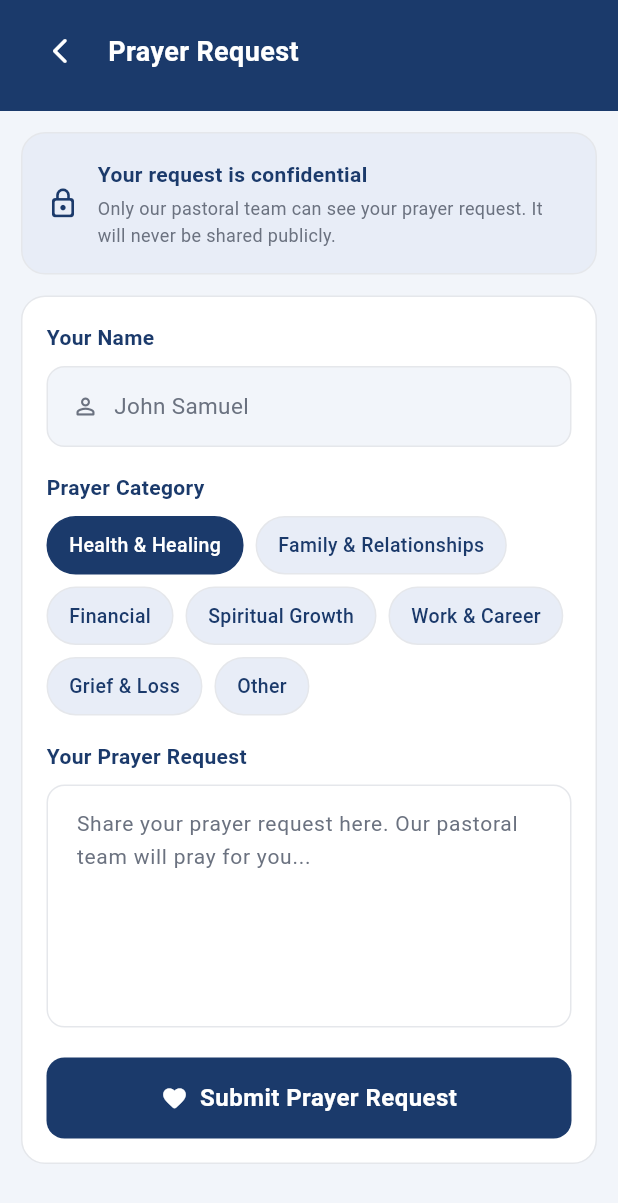
After one commit to RAJ3SHJ/TempleApp, a Flutter app: the PrayerRequestScreen screen opened directly, on a phone screen of 412 x 824 dp. The commit adds this screen. Shown: the top 1203 px of the screen. Run offline on Flutter 3.47's test engine with Material 3 defaults, Android fonts, the light colour scheme and no system bars.

Commit message:
Add Module 5 - Prayer Request screen

```diff
--- /dev/null
+++ b/lib/screens/member/prayer_request_screen.dart
@@ -0,0 +1,403 @@
+import 'package:flutter/material.dart';
+import '../../theme/app_theme.dart';
+
+class PrayerRequestScreen extends StatefulWidget {
+  const PrayerRequestScreen({super.key});
+
+  @override
+  State<PrayerRequestScreen> createState() => _PrayerRequestScreenState();
+}
+
+class _PrayerRequestScreenState extends State<PrayerRequestScreen> {
+  final _formKey = GlobalKey<FormState>();
+  final _requestController = TextEditingController();
+  String _selectedCategory = 'Health & Healing';
+  bool _isSubmitting = false;
+  bool _isSubmitted = false;
+
+  final List<String> _categories = [
+    'Health & Healing',
+    'Family & Relationships',
+    'Financial',
+    'Spiritual Growth',
+    'Work & Career',
+    'Grief & Loss',
+    'Other',
+  ];
+
+  @override
+  void dispose() {
+    _requestController.dispose();
+    super.dispose();
+  }
+
+  void _submitRequest() async {
+    if (!_formKey.currentState!.validate()) return;
+    setState(() => _isSubmitting = true);
+    await Future.delayed(const Duration(seconds: 2));
+    if (mounted) {
+      setState(() {
+        _isSubmitting = false;
+        _isSubmitted = true;
+      });
+    }
+  }
+
+  void _resetForm() {
+    setState(() {
+      _isSubmitted = false;
+      _requestController.clear();
+      _selectedCategory = 'Health & Healing';
+    });
+  }
+
+  @override
+  Widget build(BuildContext context) {
+    return Scaffold(
+      backgroundColor: AppTheme.background,
+      body: Column(
+        children: [
+          _buildHeader(),
+          Expanded(
+            child: _isSubmitted ? _buildSuccessState() : _buildForm(),
+          ),
+        ],
+      ),
+    );
+  }
+
+  Widget _buildHeader() {
+    return Container(
+      color: AppTheme.navy,
+      padding: EdgeInsets.only(
+        top: MediaQuery.of(context).padding.top + 10,
+        bottom: 16,
+        left: 16,
+        right: 16,
+      ),
+      child: Row(
+        children: [
+          IconButton(
+            onPressed: () => Navigator.pop(context),
+            icon: const Icon(
+              Icons.arrow_back_ios_new_rounded,
+              color: AppTheme.white,
+              size: 20,
+            ),
+            padding: EdgeInsets.zero,
+          ),
+          const SizedBox(width: 8),
+          const Text(
+            'Prayer Request',
+            style: TextStyle(
+              fontSize: 18,
+              fontWeight: FontWeight.w600,
+              color: AppTheme.white,
+            ),
+          ),
+        ],
+      ),
+    );
+  }
+
+  Widget _buildForm() {
+    return SingleChildScrollView(
+      padding: const EdgeInsets.all(14),
+      child: Form(
+        key: _formKey,
+        child: Column(
+          children: [
+            // Info card
+            Container(
+              decoration: BoxDecoration(
+                color: AppTheme.navyLight,
+                borderRadius: BorderRadius.circular(16),
+                border: Border.all(color: AppTheme.border),
+              ),
+              padding: const EdgeInsets.all(16),
+              child: const Row(
+                children: [
+                  Icon(Icons.lock_outline_rounded,
+                      color: AppTheme.navy, size: 22),
+                  SizedBox(width: 12),
+                  Expanded(
+                    child: Column(
+                      crossAxisAlignment: CrossAxisAlignment.start,
+                      children: [
+                        Text(
+                          'Your request is confidential',
+                          style: TextStyle(
+                            fontSize: 14,
+                            fontWeight: FontWeight.w600,
+                            color: AppTheme.navy,
+                          ),
+                        ),
+                        SizedBox(height: 3),
+                        Text(
+                          'Only our pastoral team can see your prayer request. It will never be shared publicly.',
+                          style: TextStyle(
+                            fontSize: 12,
+                            color: AppTheme.textSecondary,
+                            height: 1.5,
+                          ),
+                        ),
+                      ],
+                    ),
+                  ),
+                ],
+              ),
+            ),
+            const SizedBox(height: 14),
+
+            // Form card
+            Container(
+              decoration: BoxDecoration(
+                color: AppTheme.white,
+                borderRadius: BorderRadius.circular(16),
+                border: Border.all(color: AppTheme.border),
+              ),
+              padding: const EdgeInsets.all(16),
+              child: Column(
+                crossAxisAlignment: CrossAxisAlignment.start,
+                children: [
+                  // Name (read only)
+                  const Text(
+                    'Your Name',
+                    style: TextStyle(
+                      fontSize: 14,
+                      fontWeight: FontWeight.w600,
+                      color: AppTheme.navy,
+                    ),
+                  ),
+                  const SizedBox(height: 8),
+                  Container(
+                    padding: const EdgeInsets.symmetric(
+                        horizontal: 16, vertical: 14),
+                    decoration: BoxDecoration(
+                      color: AppTheme.background,
+                      borderRadius: BorderRadius.circular(12),
+                      border: Border.all(color: AppTheme.border),
+                    ),
+                    child: const Row(
+                      children: [
+                        Icon(Icons.person_outline_rounded,
+                            size: 18, color: AppTheme.textSecondary),
+                        SizedBox(width: 10),
+                        Text(
+                          'John Samuel',
+                          style: TextStyle(
+                            fontSize: 15,
+                            color: AppTheme.textSecondary,
+                          ),
+                        ),
+                      ],
+                    ),
+                  ),
+                  const SizedBox(height: 16),
+
+                  // Category
+                  const Text(
+                    'Prayer Category',
+                    style: TextStyle(
+                      fontSize: 14,
+                      fontWeight: FontWeight.w600,
+                      color: AppTheme.navy,
+                    ),
+                  ),
+                  const SizedBox(height: 8),
+                  Wrap(
+                    spacing: 8,
+                    runSpacing: 8,
+                    children: _categories.map((category) {
+                      final isSelected = _selectedCategory == category;
+                      return GestureDetector(
+                        onTap: () =>
+                            setState(() => _selectedCategory = category),
+                        child: AnimatedContainer(
+                          duration: const Duration(milliseconds: 200),
+                          padding: const EdgeInsets.symmetric(
+                              horizontal: 14, vertical: 8),
+                          decoration: BoxDecoration(
+                            color: isSelected
+                                ? AppTheme.navy
+                                : AppTheme.navyLight,
+                            borderRadius: BorderRadius.circular(20),
+                            border: Border.all(
+                              color: isSelected
+                                  ? AppTheme.navy
+                                  : AppTheme.border,
+                            ),
+                          ),
+                          child: Text(
+                            category,
+                            style: TextStyle(
+                              fontSize: 13,
+                              fontWeight: FontWeight.w500,
+                              color: isSelected
+                                  ? AppTheme.white
+                                  : AppTheme.navy,
+                            ),
+                          ),
+                        ),
+                      );
+                    }).toList(),
+                  ),
+                  const SizedBox(height: 16),
+
+                  // Prayer request text
+                  const Text(
+                    'Your Prayer Request',
+                    style: TextStyle(
+                      fontSize: 14,
+                      fontWeight: FontWeight.w600,
+                      color: AppTheme.navy,
+                    ),
+                  ),
+                  const SizedBox(height: 8),
+                  TextFormField(
+                    controller: _requestController,
+                    maxLines: 6,
+                    decoration: const InputDecoration(
+                      hintText:
+                          'Share your prayer request here. Our pastoral team will pray for you...',
+                      hintStyle: TextStyle(
+                        fontSize: 14,
+                        color: AppTheme.textSecondary,
+                      ),
+                      alignLabelWithHint: true,
+                    ),
+                    style: const TextStyle(
+                      fontSize: 14,
+                      height: 1.6,
+                    ),
+                    validator: (value) {
+                      if (value == null || value.trim().isEmpty) {
+                        return 'Please enter your prayer request';
+                      }
+                      if (value.trim().length < 10) {
+                        return 'Please provide more details';
+                      }
+                      return null;
+                    },
+                  ),
+                  const SizedBox(height: 20),
+
+                  // Submit button
+                  ElevatedButton(
+                    onPressed: _isSubmitting ? null : _submitRequest,
+                    child: _isSubmitting
+                        ? const SizedBox(
+                            height: 22,
+                            width: 22,
+                            child: CircularProgressIndicator(
+                              color: AppTheme.white,
+                              strokeWidth: 2.5,
+                            ),
+                          )
+                        : const Row(
+                            mainAxisAlignment: MainAxisAlignment.center,
+                            children: [
+                              Icon(Icons.favorite_rounded, size: 18),
+                              SizedBox(width: 8),
+                              Text('Submit Prayer Request'),
+                            ],
+                          ),
+                  ),
+                ],
+              ),
+            ),
+          ],
+        ),
+      ),
+    );
+  }
+
+  Widget _buildSuccessState() {
+    return Center(
+      child: Padding(
+        padding: const EdgeInsets.all(32),
+        child: Column(
+          mainAxisAlignment: MainAxisAlignment.center,
+          children: [
+            Container(
+              width: 90,
+              height: 90,
+              decoration: BoxDecoration(
+                color: AppTheme.successLight,
+                shape: BoxShape.circle,
+              ),
+              child: const Icon(
+                Icons.favorite_rounded,
+                size: 44,
+                color: AppTheme.success,
+              ),
+            ),
+            const SizedBox(height: 24),
+            const Text(
+              'Prayer Request Submitted',
+              style: TextStyle(
+                fontSize: 22,
+                fontWeight: FontWeight.w700,
+                color: AppTheme.navy,
+              ),
+              textAlign: TextAlign.center,
+            ),
+            const SizedBox(height: 12),
+            const Text(
+              'Our pastoral team has received your prayer request. You are in our prayers.',
+              style: TextStyle(
+                fontSize: 15,
+                color: AppTheme.textSecondary,
+                height: 1.65,
+              ),
+              textAlign: TextAlign.center,
+            ),
+            const SizedBox(height: 12),
+            Container(
+              padding: const EdgeInsets.all(16),
+              decoration: BoxDecoration(
+                color: AppTheme.navyLight,
+                borderRadius: BorderRadius.circular(16),
+              ),
+              child: const Text(
+                '"Do not be anxious about anything, but in every situation, by prayer and petition, with thanksgiving, present your requests to God."',
+                style: TextStyle(
+                  fontSize: 13,
+                  fontStyle: FontStyle.italic,
+                  color: AppTheme.navy,
+                  height: 1.65,
+                ),
+                textAlign: TextAlign.center,
+              ),
+            ),
+            const SizedBox(height: 6),
+            const Text(
+              'Philippians 4:6',
+              style: TextStyle(
+                fontSize: 13,
+                fontWeight: FontWeight.w600,
+                color: AppTheme.gold,
+              ),
+            ),
+            const SizedBox(height: 32),
+            ElevatedButton(
+              onPressed: _resetForm,
+              child: const Text('Submit Another Request'),
+            ),
+            const SizedBox(height: 12),
+            TextButton(
+              onPressed: () => Navigator.pop(context),
+              child: const Text(
+                'Back to Dashboard',
+                style: TextStyle(
+                  color: AppTheme.navy,
+                  fontWeight: FontWeight.w500,
+                ),
+              ),
+            ),
+          ],
+        ),
+      ),
+    );
+  }
+}
```
Also changed, not shown: lib/screens/member/dashboard_screen.dart (+7 -0 lines).
